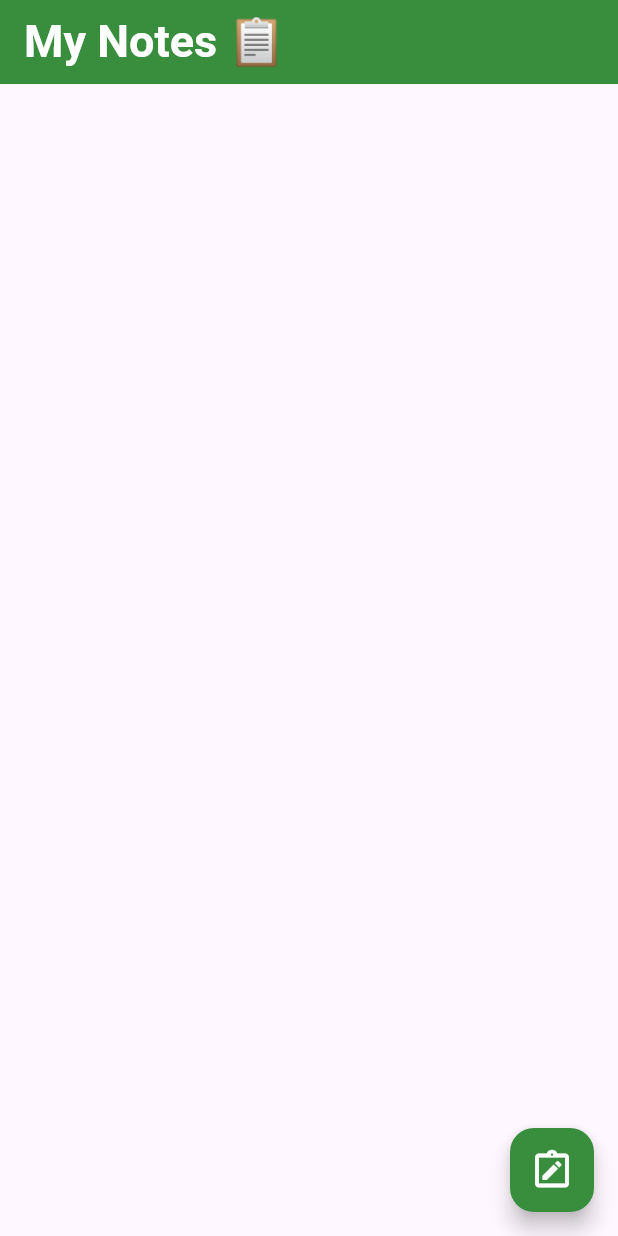
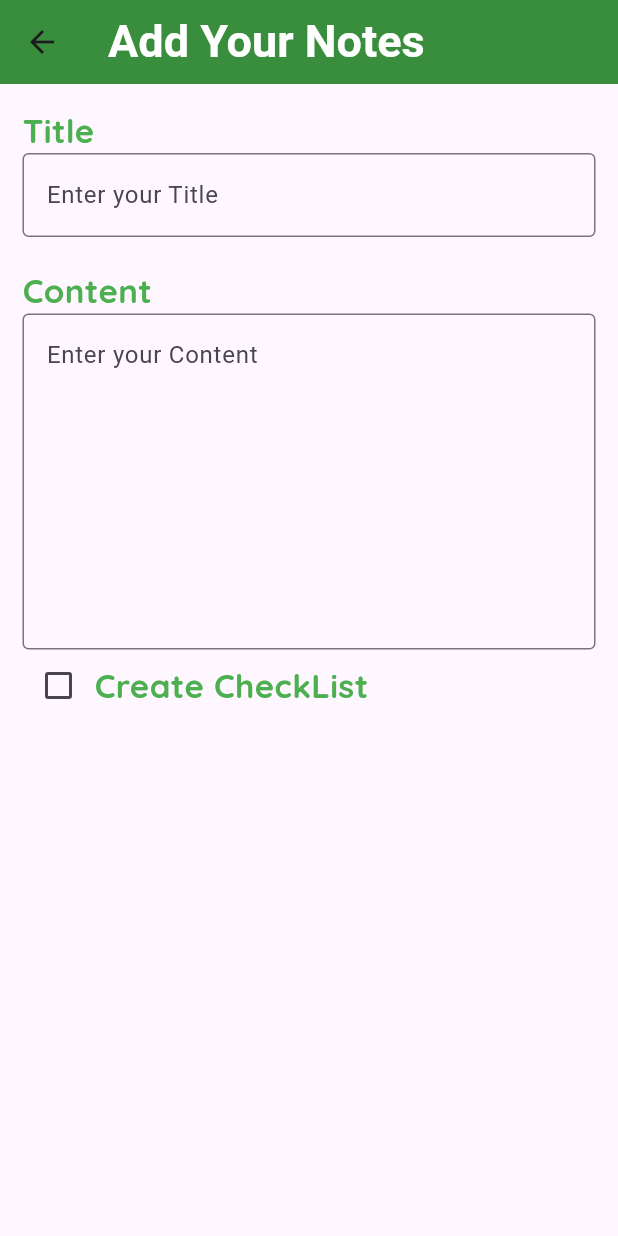
Before and after one commit to sreedeviluminar/noteapp_internship, a Flutter app: the screen it shows after launch, after a tap on the "note alt" icon, on a phone screen of 412 x 824 dp. Run offline on Flutter 3.47's test engine with Material 3 defaults, Android fonts, the phone set to English and light mode, and no system bars; our stand-ins replace google_fonts, lottie; Roboto replaces fonts that are missing (Kanit).

Commit message:
initial commit

```diff
--- /dev/null
+++ b/lib/screens/addNoteScreen.dart
@@ -0,0 +1,113 @@
+import 'package:flutter/material.dart';
+import 'package:noteapp_internship/utils/appcolors.dart';
+
+import '../utils/textConstants.dart';
+
+class AddNoteScreen extends StatefulWidget {
+  @override
+  State<AddNoteScreen> createState() => _AddNoteScreenState();
+}
+
+class _AddNoteScreenState extends State<AddNoteScreen> {
+  bool isCheckListEnabled = false;
+
+  @override
+  Widget build(BuildContext context) {
+    return Scaffold(
+      appBar: AppBar(
+        backgroundColor: AppColor.basicTheme,
+        title: Text("Add Your Notes", style: AppTextTheme.appBarTextStyle),
+      ),
+      body: SingleChildScrollView(
+        child: Padding(
+          padding: const EdgeInsets.all(15.0),
+          child: Form(
+            child: Column(
+              crossAxisAlignment: CrossAxisAlignment.start,
+              children: [
+                Text(
+                  "Title",
+                  style: AppTextTheme.bodyTextStyle,
+                ),
+                TextFormField(
+                  decoration: InputDecoration(
+                      border: OutlineInputBorder(),
+                      hintText: "Enter your Title"),
+                ),
+                SizedBox(
+                  height: 20,
+                ),
+                Text(
+                  "Content",
+                  style: AppTextTheme.bodyTextStyle,
+                ),
+                TextFormField(
+                  maxLines: 8,
+                  decoration: InputDecoration(
+                      border: OutlineInputBorder(),
+                      hintText: "Enter your Content"),
+                ),
+                Row(
+                  children: [
+                    Checkbox(
+                        value: isCheckListEnabled,
+                        onChanged: (value) {
+                          setState(() {
+                            isCheckListEnabled = value!;
+                          });
+                        }),
+                    Text(
+                      "Create CheckList",
+                      style: AppTextTheme.bodyTextStyle,
+                    )
+                  ],
+                ),
+                if (isCheckListEnabled == true)
+                  Column(
+                    crossAxisAlignment: CrossAxisAlignment.start,
+                    children: [
+                      Row(
+                        children: [
+                          Expanded(
+                            child: TextField(
+                              decoration: InputDecoration(
+                                  border: OutlineInputBorder(),
+                                  hintText: "Add Item"),
+                            ),
+                          ),
+                          SizedBox(
+                            width: 20,
+                          ),
+                          CircleAvatar(
+                            child: IconButton(
+                                onPressed: () {},
+                                icon: Icon(
+                                  Icons.add,
+                                  color: AppColor.basicTheme,
+                                )),
+                          )
+                        ],
+                      ),
+                      ElevatedButton.icon(
+                          style: ElevatedButton.styleFrom(
+                              backgroundColor: AppColor.basicTheme),
+                          onPressed: () {},
+                          icon: Icon(
+                            Icons.note_add_outlined,
+                            size: 20,
+                            color: AppColor.headTextTheme,
+                          ),
+                          label: Text(
+                            "Add Note",
+                            style: AppTextTheme.appBarTextStyle,
+                          ))
+                    ],
+                  )
+              ],
+            ),
+          ),
+        ),
+      ),
+    );
+  }
+}
--- a/lib/screens/home_note.dart
+++ b/lib/screens/home_note.dart
@@ -1,4 +1,5 @@
 import 'package:flutter/material.dart';
+import 'package:noteapp_internship/screens/addNoteScreen.dart';
 import 'package:noteapp_internship/utils/appcolors.dart';
 import 'package:noteapp_internship/utils/textConstants.dart';
 
@@ -12,7 +13,10 @@ class NoteHome extends StatelessWidget {
       ),
       floatingActionButton: FloatingActionButton(
         backgroundColor: AppColor.basicTheme,
-        onPressed: () {},
+        onPressed: () {
+          Navigator.push(context,
+              MaterialPageRoute(builder: (context) => AddNoteScreen()));
+        },
         child: Icon(
           Icons.note_alt_outlined,
           color: AppColor.headTextTheme,
--- a/lib/utils/appcolors.dart
+++ b/lib/utils/appcolors.dart
@@ -5,4 +5,6 @@ class AppColor{
   static Color? secondaryTheme = const Color(0xAB51B7EE);
   static Color? headTextTheme  = Colors.white;
   static Color? contentColor   = Colors.grey[600];
+  static Color? bodyTextColor   = Colors.green[500];
+
 }
--- a/lib/utils/textConstants.dart
+++ b/lib/utils/textConstants.dart
@@ -9,4 +9,7 @@ class AppTextTheme {
       fontWeight: FontWeight.bold, fontSize: 20, color: AppColor.headTextTheme);
   static TextStyle subTitleTextStyle = GoogleFonts.quicksand(
       fontStyle: FontStyle.italic, fontSize: 15, color: AppColor.contentColor);
+
+  static TextStyle bodyTextStyle = GoogleFonts.quicksand(
+      fontWeight: FontWeight.bold, fontSize: 22, color: AppColor.bodyTextColor);
 }
```
